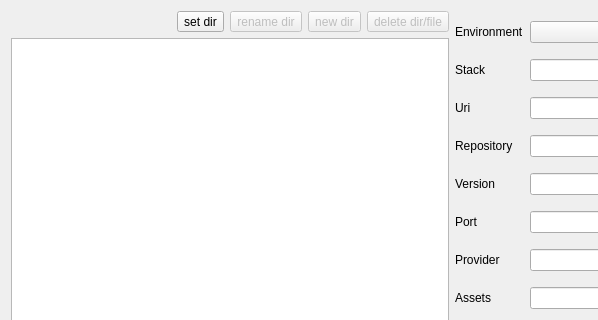
Above: dialog.ui from FINTLabs/fint-stack-generator-gui before the change; both pictures show x 0 to 598 and y 0 to 320 of the 904 by 413 pixel window. Below: the same form after it.
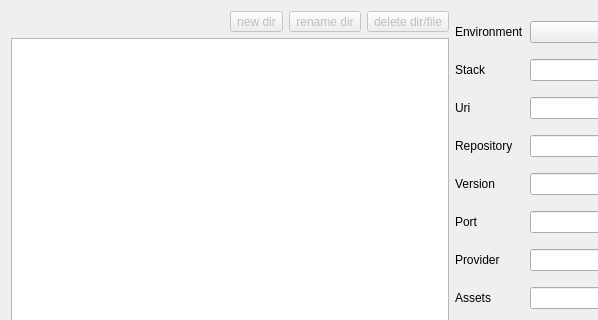
That is the form after the change. Icons and pictures are not drawn.

```diff
--- a/dialog.ui
+++ b/dialog.ui
@@ -13,12 +13,15 @@
   <property name="windowTitle">
    <string>FINTLabs::Stack Generator</string>
   </property>
+  <property name="windowIcon">
+   <iconset theme="fint"/>
+  </property>
   <layout class="QGridLayout" name="gridLayout_4">
    <item row="0" column="0">
     <layout class="QGridLayout" name="gridLayout_3">
      <item row="0" column="0">
       <layout class="QGridLayout" name="gridLayout_2">
-       <item row="0" column="4">
+       <item row="1" column="4">
         <widget class="QToolButton" name="deleteDirFileToolButton">
          <property name="enabled">
           <bool>false</bool>
@@ -31,7 +34,7 @@
          </property>
         </widget>
        </item>
-       <item row="0" column="0">
+       <item row="1" column="0">
         <spacer name="horizontalSpacer">
          <property name="orientation">
           <enum>Qt::Horizontal</enum>
@@ -44,30 +47,7 @@
          </property>
         </spacer>
        </item>
-       <item row="0" column="3">
-        <widget class="QToolButton" name="newDirectoryToolButton">
-         <property name="enabled">
-          <bool>false</bool>
-         </property>
-         <property name="toolTip">
-          <string>New directory</string>
-         </property>
-         <property name="text">
-          <string>new dir</string>
-         </property>
-        </widget>
-       </item>
-       <item row="0" column="1">
-        <widget class="QToolButton" name="setDirectoryToolButton">
-         <property name="toolTip">
-          <string>Set directory</string>
-         </property>
-         <property name="text">
-          <string>set dir</string>
-         </property>
-        </widget>
-       </item>
-       <item row="0" column="2">
+       <item row="1" column="2">
         <widget class="QToolButton" name="renameDirectoryToolButton">
          <property name="enabled">
           <bool>false</bool>
@@ -80,10 +60,27 @@
          </property>
         </widget>
        </item>
+       <item row="1" column="1">
+        <widget class="QToolButton" name="newDirectoryToolButton">
+         <property name="enabled">
+          <bool>false</bool>
+         </property>
+         <property name="toolTip">
+          <string>New directory</string>
+         </property>
+         <property name="text">
+          <string>new dir</string>
+         </property>
+        </widget>
+       </item>
       </layout>
      </item>
      <item row="1" column="0">
-      <widget class="QTreeView" name="treeView"/>
+      <widget class="QTreeView" name="treeView">
+       <property name="enabled">
+        <bool>true</bool>
+       </property>
+      </widget>
      </item>
      <item row="2" column="0">
       <widget class="QLabel" name="messageLabel">
```
Left out of the diff: 4 changed lines with no effect on the pictures.
